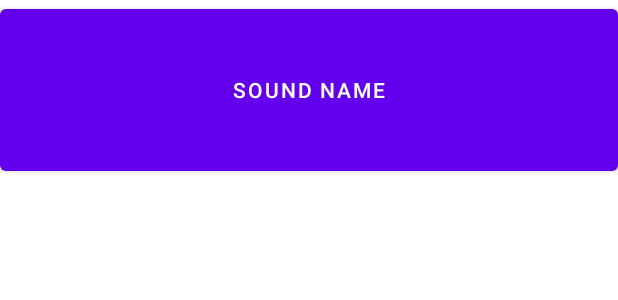
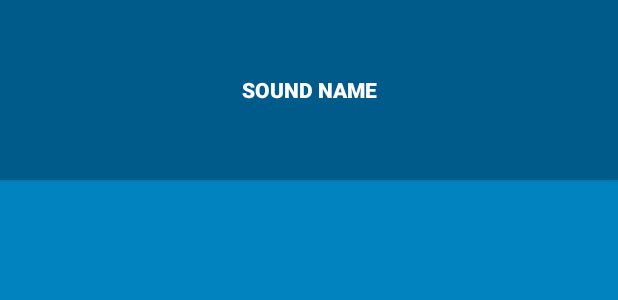
Before and after one commit to mattburnsidemagenic/bnr-android, an Android app: the layout list_item_sound.xml on its own in the app's theme, with its tools: preview values and no code run, on a phone screen of 412 x 824 dp. Shown: the top 300 px of the screen. Run offline under Robolectric (Android 15) with nearby library versions, the phone set to English and light mode, and no system bars.

Commit message:
End of Chapter 21

```diff
--- a/BeatBox/app/src/main/res/layout/activity_main.xml
+++ b/BeatBox/app/src/main/res/layout/activity_main.xml
@@ -4,5 +4,6 @@
     android:id="@+id/recycler_view"
     android:layout_height="match_parent"
     android:layout_width="match_parent"
+
      />
 </layout>
--- a/BeatBox/app/src/main/res/layout/list_item_sound.xml
+++ b/BeatBox/app/src/main/res/layout/list_item_sound.xml
@@ -7,6 +7,7 @@
             type="com.bignerdranch.android.beatbox.SoundViewModel" />
     </data>
     <Button
+        style="@style/BeatBoxButton.Strong"
         android:layout_width="match_parent"
         android:layout_height="120dp"
         android:text="@{viewModel.title}"
--- a/BeatBox/app/src/main/res/values/colors.xml
+++ b/BeatBox/app/src/main/res/values/colors.xml
@@ -7,4 +7,9 @@
     <color name="teal_700">#FF018786</color>
     <color name="black">#FF000000</color>
     <color name="white">#FFFFFFFF</color>
+    <color name="red">#F44336</color>
+    <color name="dark_red">#C3352B</color>
+    <color name="gray">#607D8B</color>
+    <color name="soothing_blue">#0083BF</color>
+    <color name="dark_blue">#005A8A</color>
 </resources>
--- a/BeatBox/app/src/main/res/values/themes.xml
+++ b/BeatBox/app/src/main/res/values/themes.xml
@@ -1,16 +1,26 @@
 <resources xmlns:tools="http://schemas.android.com/tools">
     <!-- Base application theme. -->
-    <style name="Theme.BeatBox" parent="Theme.MaterialComponents.DayNight.DarkActionBar">
+    <style name="Theme.BeatBox" parent="Theme.AppCompat">
         <!-- Primary brand color. -->
-        <item name="colorPrimary">@color/purple_500</item>
-        <item name="colorPrimaryVariant">@color/purple_700</item>
-        <item name="colorOnPrimary">@color/white</item>
-        <!-- Secondary brand color. -->
-        <item name="colorSecondary">@color/teal_200</item>
-        <item name="colorSecondaryVariant">@color/teal_700</item>
-        <item name="colorOnSecondary">@color/black</item>
-        <!-- Status bar color. -->
-        <item name="android:statusBarColor" tools:targetApi="l">?attr/colorPrimaryVariant</item>
+        <item name="colorPrimary">@color/red</item>
+        <item name="colorPrimaryDark">@color/dark_red</item>
+        <item name="colorAccent">@color/gray</item>
+        <item name="android:windowBackground">@color/soothing_blue</item>
+<!--        <item name="colorPrimary">@color/red</item>-->
+<!--        <item name="colorPrimaryVariant">@color/dark_red</item>-->
+<!--        <item name="colorOnPrimary">@color/white</item>-->
+<!--        &lt;!&ndash; Secondary brand color. &ndash;&gt;-->
+<!--        <item name="colorSecondary">@color/teal_200</item>-->
+<!--        <item name="colorSecondaryVariant">@color/teal_700</item>-->
+<!--        <item name="colorOnSecondary">@color/black</item>-->
+<!--        &lt;!&ndash; Status bar color. &ndash;&gt;-->
+<!--        <item name="android:statusBarColor" tools:targetApi="l">?attr/colorPrimaryVariant</item>-->
         <!-- Customize your theme here. -->
     </style>
+    <style name="BeatBoxButton">
+        <item name="android:background">@color/dark_blue</item>
+    </style>
+    <style name="BeatBoxButton.Strong">
+        <item name="android:textStyle">bold</item>
+    </style>
 </resources>
```
